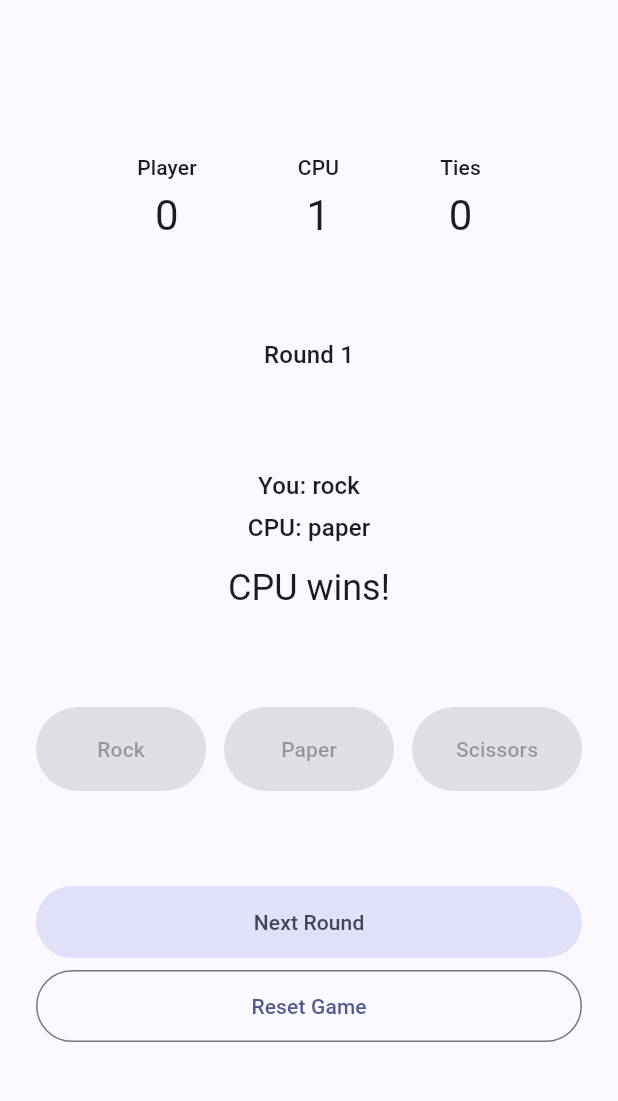
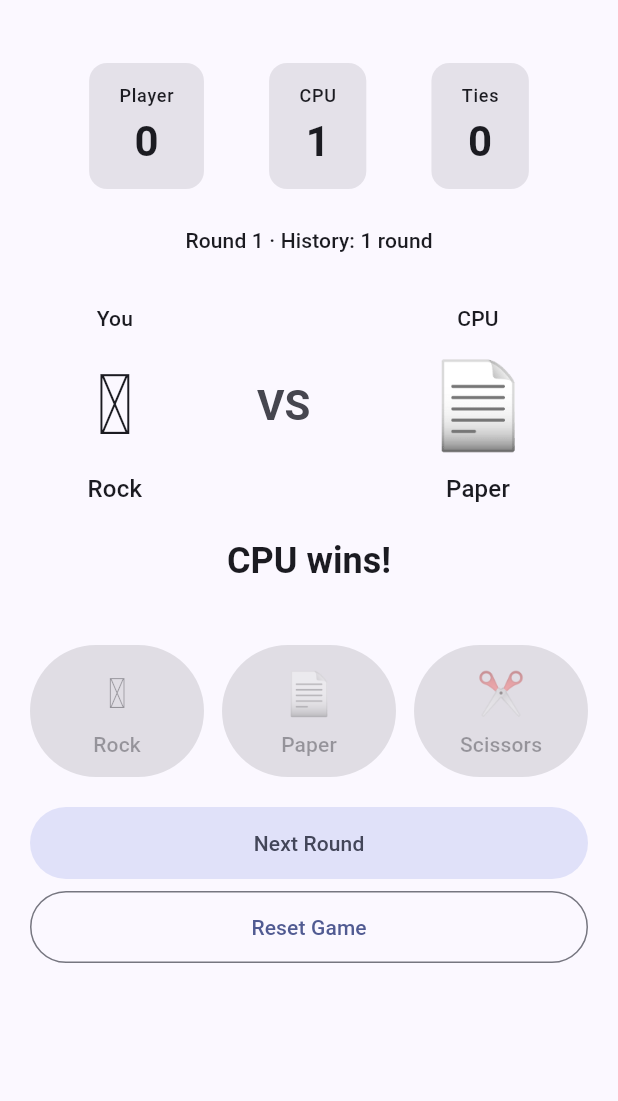
Before and after one commit to fvarli/rps_duel, a Flutter app: the screen it shows after launch, after a tap on "Rock", on a phone screen of 412 x 824 dp, the part 63-1164 px from its top. Run offline on Flutter 3.47's test engine with Material 3 defaults, Android fonts, the phone set to English and light mode, and no system bars; our stand-ins replace flutter_riverpod, go_router; generated files the repository leaves out were written again.

Commit message:
feat(ui): Phase 3 polish — duel layout, emoji moves, score cards
  Visual pass on the Phase 2 playable shell. No architecture change.
  - MoveButton: now shows emoji on top of label, taller hit target.
  - GameScreen:
    - Score cards (Player / CPU / Ties) in a Row of three.
    - Compact "Round N · History: M round(s)" line, pluralized.
    - Reveal renders a duel row: You [emoji] [move] · VS · CPU [emoji] [move]
      followed by "You win!" / "CPU wins!" / "It's a tie!".
    - Idle shows a centered "Choose your move" prompt.
    - Body wrapped in SingleChildScrollView for short-screen safety.
  - Move-button row stays present-and-disabled during reveal so the
    layout doesn't shift between phases.

  Still no theme engine, no Riverpod, no animations, no audio, no
  localization. Domain layer untouched.

  Widget test updated to match the new duel layout (asserts the same
  deterministic phase signals as Phase 2 + the new round/history line).

```diff
--- a/lib/ui/game/game_screen.dart
+++ b/lib/ui/game/game_screen.dart
@@ -35,53 +35,70 @@ class _GameScreenState extends State<GameScreen> {
   Widget build(BuildContext context) {
     final state = _controller.state;
     final isReveal = state.phase == DuelPhase.reveal;
+    final historyCount = state.history.length;
+    final historyWord = historyCount == 1 ? 'round' : 'rounds';
 
     return Scaffold(
       appBar: AppBar(title: const Text('RPS Duel')),
       body: SafeArea(
-        child: Padding(
-          padding: const EdgeInsets.all(24),
+        child: SingleChildScrollView(
+          padding: const EdgeInsets.symmetric(horizontal: 20, vertical: 24),
           child: Column(
+            crossAxisAlignment: CrossAxisAlignment.stretch,
+            children: <Widget>[
+              Row(
                 mainAxisAlignment: MainAxisAlignment.spaceEvenly,
                 children: <Widget>[
-              _ScoresRow(
-                playerScore: state.playerScore,
-                cpuScore: state.cpuScore,
-                ties: state.ties,
+                  _ScoreCard(label: 'Player', value: state.playerScore),
+                  _ScoreCard(label: 'CPU', value: state.cpuScore),
+                  _ScoreCard(label: 'Ties', value: state.ties),
+                ],
               ),
-              Text(
-                'Round ${state.roundCount}',
-                style: Theme.of(context).textTheme.titleMedium,
+              const SizedBox(height: 20),
+              Center(
+                child: Text(
+                  'Round ${state.roundCount} · History: $historyCount $historyWord',
+                  style: Theme.of(context).textTheme.titleSmall,
                 ),
+              ),
+              const SizedBox(height: 32),
               if (isReveal)
-                _RevealPanel(
+                _RevealArea(
                   playerMove: state.playerMove!,
                   cpuMove: state.cpuMove!,
                   outcome: state.outcome!,
                 )
               else
-                Text(
+                Center(
+                  child: Text(
                     'Choose your move',
                     style: Theme.of(context).textTheme.titleLarge,
                   ),
+                ),
+              const SizedBox(height: 40),
               Row(
                 children: <Widget>[
                   Expanded(
                     child: MoveButton(
+                      emoji: '🪨',
                       label: 'Rock',
-                      onPressed: isReveal ? null : () => _select(MoveChoice.rock),
+                      onPressed:
+                          isReveal ? null : () => _select(MoveChoice.rock),
                     ),
                   ),
                   const SizedBox(width: 12),
                   Expanded(
                     child: MoveButton(
+                      emoji: '📄',
                       label: 'Paper',
-                      onPressed: isReveal ? null : () => _select(MoveChoice.paper),
+                      onPressed:
+                          isReveal ? null : () => _select(MoveChoice.paper),
                     ),
                   ),
                   const SizedBox(width: 12),
                   Expanded(
                     child: MoveButton(
+                      emoji: '✂️',
                       label: 'Scissors',
                       onPressed:
                           isReveal ? null : () => _select(MoveChoice.scissors),
@@ -89,27 +106,23 @@ class _GameScreenState extends State<GameScreen> {
                   ),
                 ],
               ),
-              Column(
-                children: <Widget>[
-                  if (isReveal)
+              const SizedBox(height: 20),
+              if (isReveal) ...<Widget>[
                 SizedBox(
-                      width: double.infinity,
                   height: 48,
                   child: FilledButton.tonal(
                     onPressed: _next,
                     child: const Text('Next Round'),
                   ),
                 ),
-                  if (isReveal) const SizedBox(height: 8),
+                const SizedBox(height: 8),
+              ],
               SizedBox(
-                    width: double.infinity,
                 height: 48,
                 child: OutlinedButton(
                   onPressed: _reset,
                   child: const Text('Reset Game'),
                 ),
-                  ),
-                ],
               ),
             ],
           ),
@@ -119,32 +132,8 @@ class _GameScreenState extends State<GameScreen> {
   }
 }
 
-class _ScoresRow extends StatelessWidget {
-  const _ScoresRow({
-    required this.playerScore,
-    required this.cpuScore,
-    required this.ties,
-  });
-
-  final int playerScore;
-  final int cpuScore;
-  final int ties;
-
-  @override
-  Widget build(BuildContext context) {
-    return Row(
-      mainAxisAlignment: MainAxisAlignment.spaceEvenly,
-      children: <Widget>[
-        _ScoreCell(label: 'Player', value: playerScore),
-        _ScoreCell(label: 'CPU', value: cpuScore),
-        _ScoreCell(label: 'Ties', value: ties),
-      ],
-    );
-  }
-}
-
-class _ScoreCell extends StatelessWidget {
-  const _ScoreCell({required this.label, required this.value});
+class _ScoreCard extends StatelessWidget {
+  const _ScoreCard({required this.label, required this.value});
 
   final String label;
   final int value;
@@ -152,18 +141,31 @@ class _ScoreCell extends StatelessWidget {
   @override
   Widget build(BuildContext context) {
     final theme = Theme.of(context);
-    return Column(
+    return Card(
+      elevation: 0,
+      color: theme.colorScheme.surfaceContainerHighest,
+      child: Padding(
+        padding: const EdgeInsets.symmetric(horizontal: 20, vertical: 14),
+        child: Column(
+          mainAxisSize: MainAxisSize.min,
           children: <Widget>[
-        Text(label, style: theme.textTheme.labelLarge),
+            Text(label, style: theme.textTheme.labelMedium),
             const SizedBox(height: 4),
-        Text('$value', style: theme.textTheme.headlineMedium),
+            Text(
+              '$value',
+              style: theme.textTheme.headlineMedium?.copyWith(
+                fontWeight: FontWeight.w600,
+              ),
+            ),
           ],
+        ),
+      ),
     );
   }
 }
 
-class _RevealPanel extends StatelessWidget {
-  const _RevealPanel({
+class _RevealArea extends StatelessWidget {
+  const _RevealArea({
     required this.playerMove,
     required this.cpuMove,
     required this.outcome,
@@ -173,28 +175,81 @@ class _RevealPanel extends StatelessWidget {
   final MoveChoice cpuMove;
   final RoundOutcome outcome;
 
-  String _outcomeText() {
-    return switch (outcome) {
-      RoundOutcome.playerWin => 'You win!',
-      RoundOutcome.cpuWin => 'CPU wins!',
-      RoundOutcome.tie => 'Tie',
-    };
+  @override
+  Widget build(BuildContext context) {
+    final theme = Theme.of(context);
+    return Column(
+      children: <Widget>[
+        Row(
+          mainAxisAlignment: MainAxisAlignment.spaceAround,
+          crossAxisAlignment: CrossAxisAlignment.center,
+          children: <Widget>[
+            _MoveDisplay(sideLabel: 'You', move: playerMove),
+            Text(
+              'VS',
+              style: theme.textTheme.headlineMedium?.copyWith(
+                fontWeight: FontWeight.bold,
+                color: theme.colorScheme.onSurfaceVariant,
+              ),
+            ),
+            _MoveDisplay(sideLabel: 'CPU', move: cpuMove),
+          ],
+        ),
+        const SizedBox(height: 20),
+        Text(
+          _outcomeText(outcome),
+          style: theme.textTheme.headlineSmall?.copyWith(
+            fontWeight: FontWeight.w600,
+          ),
+          textAlign: TextAlign.center,
+        ),
+      ],
+    );
   }
+}
+
+class _MoveDisplay extends StatelessWidget {
+  const _MoveDisplay({required this.sideLabel, required this.move});
+
+  final String sideLabel;
+  final MoveChoice move;
 
   @override
   Widget build(BuildContext context) {
     final theme = Theme.of(context);
     return Column(
+      mainAxisSize: MainAxisSize.min,
       children: <Widget>[
-        Text('You: ${playerMove.name}', style: theme.textTheme.titleMedium),
+        Text(sideLabel, style: theme.textTheme.labelLarge),
+        const SizedBox(height: 8),
+        Text(_emojiFor(move), style: const TextStyle(fontSize: 56)),
         const SizedBox(height: 4),
-        Text('CPU: ${cpuMove.name}', style: theme.textTheme.titleMedium),
-        const SizedBox(height: 12),
-        Text(
-          _outcomeText(),
-          style: theme.textTheme.headlineSmall,
-        ),
+        Text(_labelFor(move), style: theme.textTheme.titleMedium),
       ],
     );
   }
 }
+
+String _emojiFor(MoveChoice move) {
+  return switch (move) {
+    MoveChoice.rock => '🪨',
+    MoveChoice.paper => '📄',
+    MoveChoice.scissors => '✂️',
+  };
+}
+
+String _labelFor(MoveChoice move) {
+  return switch (move) {
+    MoveChoice.rock => 'Rock',
+    MoveChoice.paper => 'Paper',
+    MoveChoice.scissors => 'Scissors',
+  };
+}
+
+String _outcomeText(RoundOutcome outcome) {
+  return switch (outcome) {
+    RoundOutcome.playerWin => 'You win!',
+    RoundOutcome.cpuWin => 'CPU wins!',
+    RoundOutcome.tie => "It's a tie!",
+  };
+}
--- a/lib/ui/game/move_button.dart
+++ b/lib/ui/game/move_button.dart
@@ -3,20 +3,29 @@ import 'package:flutter/material.dart';
 class MoveButton extends StatelessWidget {
   const MoveButton({
     super.key,
+    required this.emoji,
     required this.label,
     required this.onPressed,
   });
 
+  final String emoji;
   final String label;
   final VoidCallback? onPressed;
 
   @override
   Widget build(BuildContext context) {
     return SizedBox(
-      height: 56,
+      height: 88,
       child: FilledButton(
         onPressed: onPressed,
-        child: Text(label),
+        child: Column(
+          mainAxisAlignment: MainAxisAlignment.center,
+          children: <Widget>[
+            Text(emoji, style: const TextStyle(fontSize: 28)),
+            const SizedBox(height: 4),
+            Text(label),
+          ],
+        ),
       ),
     );
   }
```
Also changed, not shown: 1 other file. Lines whose indentation alone changed are shown as unchanged.
